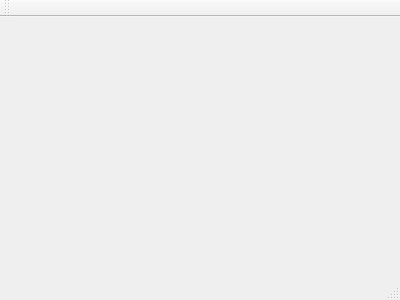
Before: the Qt Designer form mainwindow.ui in HankHenshaw/GameTree, drawn with Qt 5.
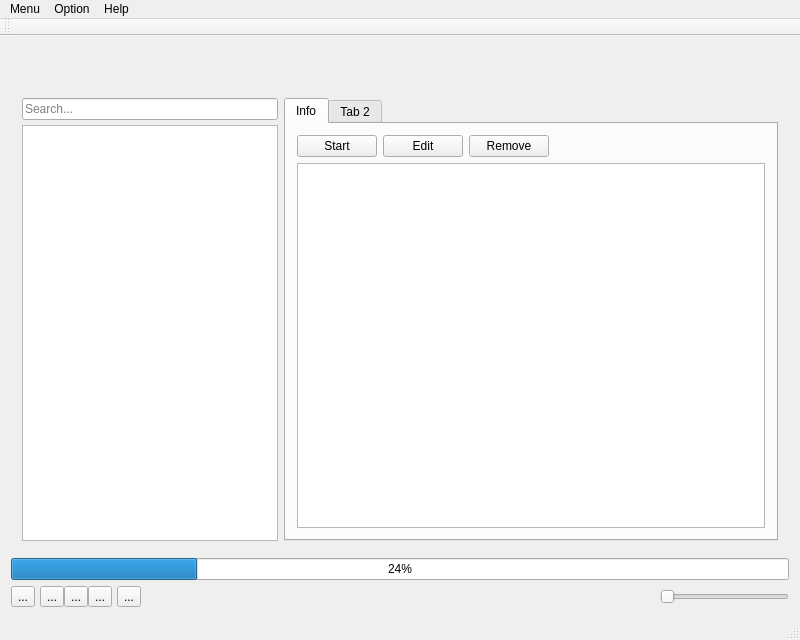
After: the same form once the commit is applied.

```diff
--- a/mainwindow.ui
+++ b/mainwindow.ui
@@ -1,24 +1,340 @@
 <ui version="4.0">
  <class>MainWindow</class>
- <widget class="QMainWindow" name="MainWindow" >
-  <property name="geometry" >
+ <widget class="QMainWindow" name="MainWindow">
+  <property name="geometry">
    <rect>
     <x>0</x>
     <y>0</y>
-    <width>400</width>
-    <height>300</height>
+    <width>800</width>
+    <height>640</height>
    </rect>
   </property>
   <property name="windowTitle" >
    <string>MainWindow</string>
   </property>
-  <widget class="QMenuBar" name="menuBar" />
-  <widget class="QToolBar" name="mainToolBar" />
-  <widget class="QWidget" name="centralWidget" />
-  <widget class="QStatusBar" name="statusBar" />
+  <widget class="QWidget" name="centralWidget">
+   <layout class="QVBoxLayout" name="verticalLayout">
+    <item>
+     <spacer name="horizontalSpacer">
+      <property name="orientation">
+       <enum>Qt::Horizontal</enum>
+      </property>
+      <property name="sizeHint" stdset="0">
+       <size>
+        <width>779</width>
+        <height>20</height>
+       </size>
+      </property>
+     </spacer>
+    </item>
+    <item>
+     <spacer name="horizontalSpacer_2">
+      <property name="orientation">
+       <enum>Qt::Horizontal</enum>
+      </property>
+      <property name="sizeHint" stdset="0">
+       <size>
+        <width>779</width>
+        <height>20</height>
+       </size>
+      </property>
+     </spacer>
+    </item>
+    <item>
+     <widget class="QStackedWidget" name="stackedWidget">
+      <widget class="QWidget" name="page">
+       <layout class="QHBoxLayout" name="horizontalLayout_3">
+        <item>
+         <layout class="QVBoxLayout" name="verticalLayout_2">
+          <property name="spacing">
+           <number>5</number>
+          </property>
+          <item>
+           <widget class="QLineEdit" name="searchGameLine">
+            <property name="sizePolicy">
+             <sizepolicy hsizetype="Preferred" vsizetype="Fixed">
+              <horstretch>0</horstretch>
+              <verstretch>0</verstretch>
+             </sizepolicy>
+            </property>
+            <property name="placeholderText">
+             <string>Search...</string>
+            </property>
+           </widget>
+          </item>
+          <item>
+           <widget class="QTreeView" name="treeView">
+            <property name="sizePolicy">
+             <sizepolicy hsizetype="Preferred" vsizetype="Preferred">
+              <horstretch>0</horstretch>
+              <verstretch>0</verstretch>
+             </sizepolicy>
+            </property>
+           </widget>
+          </item>
+         </layout>
+        </item>
+        <item>
+         <widget class="QTabWidget" name="tabWidget">
+          <widget class="QWidget" name="tab">
+           <attribute name="title">
+            <string>Info</string>
+           </attribute>
+           <layout class="QVBoxLayout" name="verticalLayout_3">
+            <item>
+             <layout class="QHBoxLayout" name="horizontalLayout_4">
+              <item>
+               <widget class="QPushButton" name="startPushButton">
+                <property name="text">
+                 <string>Start</string>
+                </property>
+               </widget>
+              </item>
+              <item>
+               <widget class="QPushButton" name="editPushButton">
+                <property name="text">
+                 <string>Edit</string>
+                </property>
+               </widget>
+              </item>
+              <item>
+               <widget class="QPushButton" name="removePushButton">
+                <property name="text">
+                 <string>Remove</string>
+                </property>
+               </widget>
+              </item>
+              <item>
+               <spacer name="horizontalSpacer_7">
+                <property name="orientation">
+                 <enum>Qt::Horizontal</enum>
+                </property>
+                <property name="sizeHint" stdset="0">
+                 <size>
+                  <width>40</width>
+                  <height>20</height>
+                 </size>
+                </property>
+               </spacer>
+              </item>
+             </layout>
+            </item>
+            <item>
+             <widget class="QTextBrowser" name="textBrowser"/>
+            </item>
+           </layout>
+          </widget>
+          <widget class="QWidget" name="tab_2">
+           <attribute name="title">
+            <string>Tab 2</string>
+           </attribute>
+          </widget>
+         </widget>
+        </item>
+       </layout>
+      </widget>
+      <widget class="QWidget" name="page_2"/>
+     </widget>
+    </item>
+    <item>
+     <widget class="QProgressBar" name="durationProgressBar">
+      <property name="value">
+       <number>24</number>
+      </property>
+     </widget>
+    </item>
+    <item>
+     <layout class="QHBoxLayout" name="horizontalLayout_2">
+      <property name="spacing">
+       <number>5</number>
+      </property>
+      <item>
+       <widget class="QToolButton" name="playButton">
+        <property name="text">
+         <string>...</string>
+        </property>
+       </widget>
+      </item>
+      <item>
+       <layout class="QHBoxLayout" name="horizontalLayout">
+        <property name="spacing">
+         <number>0</number>
+        </property>
+        <item>
+         <widget class="QToolButton" name="previousButton">
+          <property name="text">
+           <string>...</string>
+          </property>
+         </widget>
+        </item>
+        <item>
+         <widget class="QToolButton" name="stopButton">
+          <property name="text">
+           <string>...</string>
+          </property>
+         </widget>
+        </item>
+        <item>
+         <widget class="QToolButton" name="nextButton">
+          <property name="text">
+           <string>...</string>
+          </property>
+         </widget>
+        </item>
+       </layout>
+      </item>
+      <item>
+       <widget class="QToolButton" name="playlistButton">
+        <property name="text">
+         <string>...</string>
+        </property>
+       </widget>
+      </item>
+      <item>
+       <spacer name="horizontalSpacer_3">
+        <property name="orientation">
+         <enum>Qt::Horizontal</enum>
+        </property>
+        <property name="sizeHint" stdset="0">
+         <size>
+          <width>40</width>
+          <height>20</height>
+         </size>
+        </property>
+       </spacer>
+      </item>
+      <item>
+       <spacer name="horizontalSpacer_4">
+        <property name="orientation">
+         <enum>Qt::Horizontal</enum>
+        </property>
+        <property name="sizeHint" stdset="0">
+         <size>
+          <width>40</width>
+          <height>20</height>
+         </size>
+        </property>
+       </spacer>
+      </item>
+      <item>
+       <spacer name="horizontalSpacer_5">
+        <property name="orientation">
+         <enum>Qt::Horizontal</enum>
+        </property>
+        <property name="sizeHint" stdset="0">
+         <size>
+          <width>40</width>
+          <height>20</height>
+         </size>
+        </property>
+       </spacer>
+      </item>
+      <item>
+       <spacer name="horizontalSpacer_6">
+        <property name="orientation">
+         <enum>Qt::Horizontal</enum>
+        </property>
+        <property name="sizeHint" stdset="0">
+         <size>
+          <width>40</width>
+          <height>20</height>
+         </size>
+        </property>
+       </spacer>
+      </item>
+      <item>
+       <widget class="QSlider" name="volumeSlider">
+        <property name="orientation">
+         <enum>Qt::Horizontal</enum>
+        </property>
+       </widget>
+      </item>
+     </layout>
+    </item>
+   </layout>
+  </widget>
+  <widget class="QMenuBar" name="menuBar">
+   <property name="geometry">
+    <rect>
+     <x>0</x>
+     <y>0</y>
+     <width>800</width>
+     <height>21</height>
+    </rect>
+   </property>
+   <widget class="QMenu" name="menuMenu">
+    <property name="title">
+     <string>Menu</string>
+    </property>
+    <addaction name="actionStart_Game"/>
+    <addaction name="separator"/>
+    <addaction name="actionQuit"/>
+   </widget>
+   <widget class="QMenu" name="menuOption">
+    <property name="title">
+     <string>Option</string>
+    </property>
+    <widget class="QMenu" name="menuLanguage">
+     <property name="title">
+      <string>Language</string>
+     </property>
+     <addaction name="actionEnglish"/>
+     <addaction name="actionRussian"/>
+    </widget>
+    <addaction name="menuLanguage"/>
+   </widget>
+   <widget class="QMenu" name="menuHelp">
+    <property name="title">
+     <string>Help</string>
+    </property>
+    <addaction name="actionAbout"/>
+    <addaction name="actionHelp"/>
+   </widget>
+   <addaction name="menuMenu"/>
+   <addaction name="menuOption"/>
+   <addaction name="menuHelp"/>
+  </widget>
+  <widget class="QToolBar" name="mainToolBar">
+   <attribute name="toolBarArea">
+    <enum>TopToolBarArea</enum>
+   </attribute>
+   <attribute name="toolBarBreak">
+    <bool>false</bool>
+   </attribute>
+  </widget>
+  <widget class="QStatusBar" name="statusBar"/>
+  <action name="actionAbout">
+   <property name="text">
+    <string>About</string>
+   </property>
+  </action>
+  <action name="actionHelp">
+   <property name="text">
+    <string>Help</string>
+   </property>
+  </action>
+  <action name="actionEnglish">
+   <property name="text">
+    <string>English</string>
+   </property>
+  </action>
+  <action name="actionRussian">
+   <property name="text">
+    <string>Russian</string>
+   </property>
+  </action>
+  <action name="actionStart_Game">
+   <property name="text">
+    <string>Start Game</string>
+   </property>
+  </action>
+  <action name="actionQuit">
+   <property name="text">
+    <string>Quit</string>
+   </property>
+  </action>
  </widget>
- <layoutDefault spacing="6" margin="11" />
- <pixmapfunction></pixmapfunction>
+ <layoutdefault spacing="6" margin="11"/>
  <resources/>
  <connections/>
 </ui>
```
Left out of the diff: 3 changed lines with no effect on the pictures.
